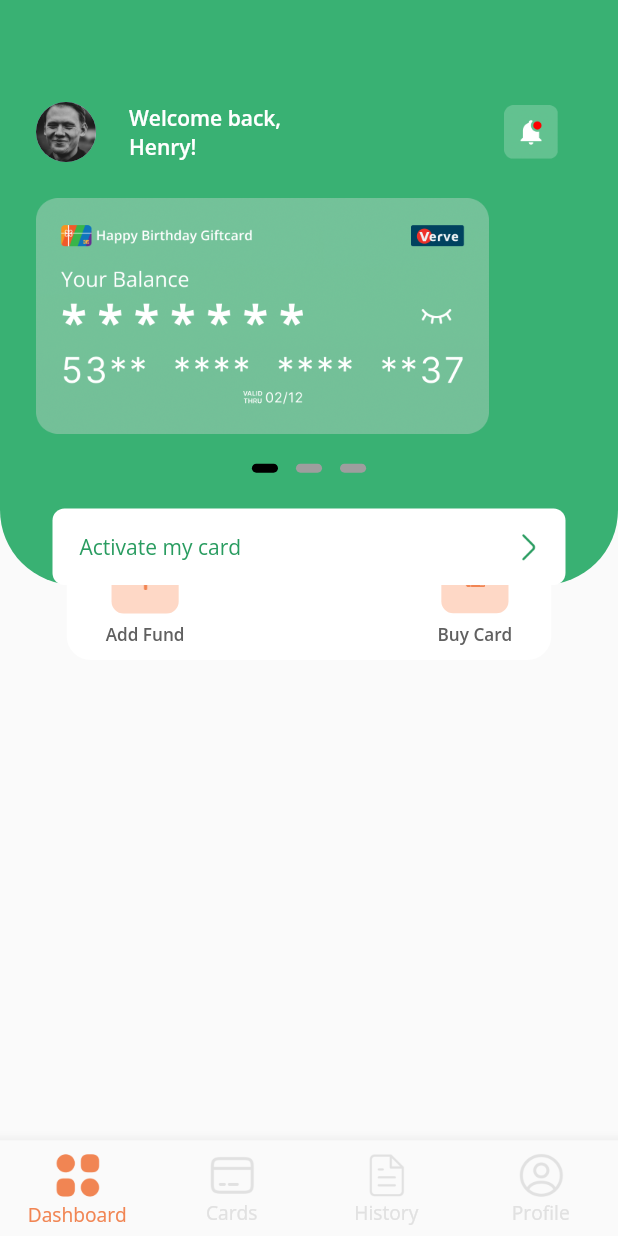
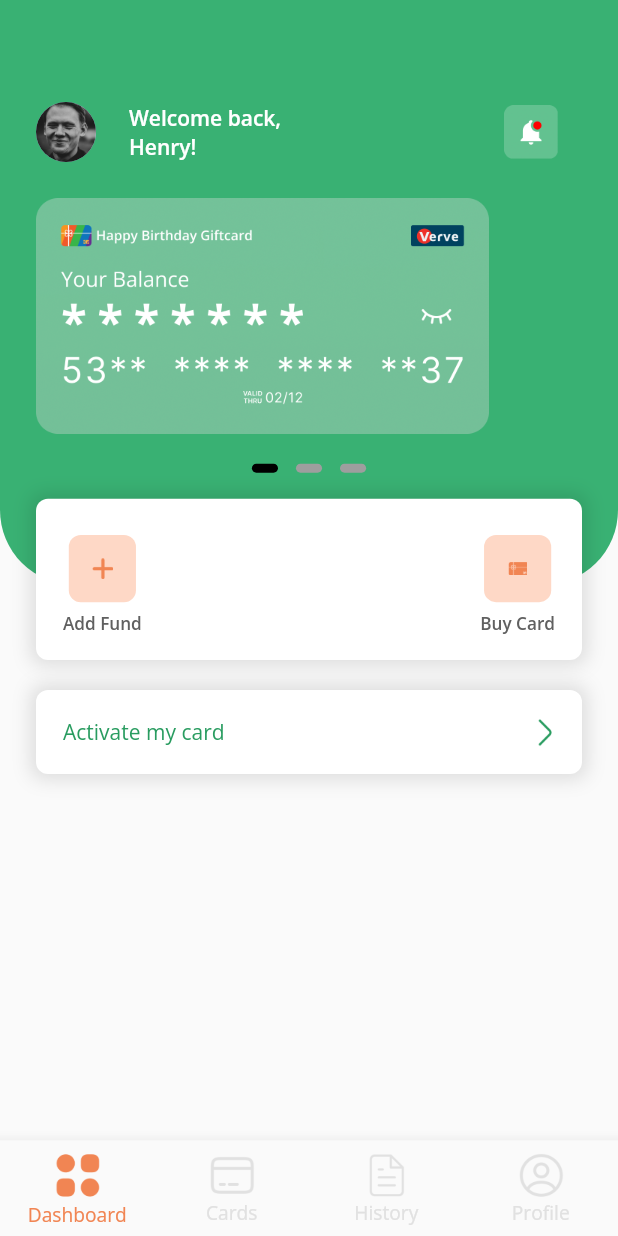
Before and after one commit to Olajide61/emeraldnew_project, a Flutter app: the HomeScreen screen opened directly, on a phone screen of 412 x 824 dp. Run offline on Flutter 3.47's test engine with Material 2 defaults, Android fonts, the phone set to English and light mode, and no system bars; our stand-ins replace google_fonts, pinput.

Commit message:
aligned button with add fund cards

```diff
--- a/lib/views/home/pages/dash.dart
+++ b/lib/views/home/pages/dash.dart
@@ -1,12 +1,11 @@
-import 'package:emerald_newproject/views/home/kyc_view.dart';
 import 'package:emerald_newproject/views/home/notification.dart';
 import 'package:emerald_newproject/views/home/pages/cards/cardcategory/group.dart';
 import 'package:emerald_newproject/views/home/pages/cards/cardcategory/individual.dart';
 import 'package:emerald_newproject/views/widgets/color.dart';
 import 'package:flutter/material.dart';
 import 'package:google_fonts/google_fonts.dart';
-import 'package:smooth_page_indicator/smooth_page_indicator.dart';
-import 'package:carousel_slider/carousel_slider.dart';
+
+import '../kyc_view.dart';
 
 class DashboardPage extends StatefulWidget {
   const DashboardPage({super.key});
@@ -20,7 +19,10 @@ int _currentPage = 0;
 class _DashboardPageState extends State<DashboardPage> {
   @override
   Widget build(BuildContext context) {
-    return Stack(
+    return SingleChildScrollView(
+      child: Column(
+        children: [
+          Stack(
             clipBehavior: Clip.none,
             alignment: Alignment.bottomCenter,
             children: [
@@ -136,20 +138,22 @@ class _DashboardPageState extends State<DashboardPage> {
               ),
               Positioned(
                 bottom: -50,
-          child: Column(
-            children: [
-              Container(
+                left: 0,
+                right: 0,
+                child: Container(
                   decoration: BoxDecoration(
-                  borderRadius: BorderRadius.circular(16),
+                      borderRadius: BorderRadius.circular(8),
                       color: AppColors.white,
-                ),
-                height: 92,
-                width: 323.05,
-                child: Padding(
-                  padding: const EdgeInsets.all(8.0),
-                  child: Column(
-                    children: [
-                      Row(
+                      boxShadow: const [
+                        BoxShadow(
+                          color: Colors.black12,
+                          blurRadius: 10,
+                          spreadRadius: 3,
+                        )
+                      ]),
+                  padding: const EdgeInsets.symmetric(vertical: 16),
+                  margin: const EdgeInsets.symmetric(horizontal: 24),
+                  child: Row(
                     children: [
                       Padding(
                         padding: const EdgeInsets.only(left: 18, top: 8.17),
@@ -182,14 +186,12 @@ class _DashboardPageState extends State<DashboardPage> {
                                               children: [
                                                 Text(
                                                   'Add Fund',
-                                                      style:
-                                                          GoogleFonts.openSans(
+                                                  style: GoogleFonts.openSans(
                                                     textStyle: TextStyle(
                                                       fontSize: 20,
                                                       fontWeight:
                                                           FontWeight.w700,
-                                                          color:
-                                                              AppColors.black,
+                                                      color: AppColors.black,
                                                     ),
                                                   ),
                                                 ),
@@ -214,8 +216,7 @@ class _DashboardPageState extends State<DashboardPage> {
                                               style: GoogleFonts.openSans(
                                                 textStyle: TextStyle(
                                                   fontSize: 16,
-                                                      fontWeight:
-                                                          FontWeight.w600,
+                                                  fontWeight: FontWeight.w600,
                                                   color: AppColors.darkGrey,
                                                 ),
                                               ),
@@ -235,14 +236,12 @@ class _DashboardPageState extends State<DashboardPage> {
                                                 ),
                                                 Text(
                                                   'Pay with Card',
-                                                      style:
-                                                          GoogleFonts.openSans(
+                                                  style: GoogleFonts.openSans(
                                                     textStyle: TextStyle(
                                                       fontSize: 14,
                                                       fontWeight:
                                                           FontWeight.w600,
-                                                          color:
-                                                              AppColors.black,
+                                                      color: AppColors.black,
                                                     ),
                                                   ),
                                                 ),
@@ -258,8 +257,8 @@ class _DashboardPageState extends State<DashboardPage> {
                                               height: 20.5,
                                             ),
                                             const Padding(
-                                                  padding: EdgeInsets.only(
-                                                      right: 43),
+                                              padding:
+                                                  EdgeInsets.only(right: 43),
                                               child: Divider(),
                                             ),
                                             Row(
@@ -274,14 +273,12 @@ class _DashboardPageState extends State<DashboardPage> {
                                                 ),
                                                 Text(
                                                   'Pay with Transfer',
-                                                      style:
-                                                          GoogleFonts.openSans(
+                                                  style: GoogleFonts.openSans(
                                                     textStyle: TextStyle(
                                                       fontSize: 14,
                                                       fontWeight:
                                                           FontWeight.w600,
-                                                          color:
-                                                              AppColors.black,
+                                                      color: AppColors.black,
                                                     ),
                                                   ),
                                                 ),
@@ -317,9 +314,7 @@ class _DashboardPageState extends State<DashboardPage> {
                                 ),
                               ),
                             ),
-                                const SizedBox(
-                                  height: 6.54,
-                                ),
+                            const SizedBox(height: 6.54),
                             Text(
                               'Add Fund',
                               style: GoogleFonts.openSans(
@@ -365,14 +360,12 @@ class _DashboardPageState extends State<DashboardPage> {
                                               children: [
                                                 Text(
                                                   'Giftcard Category',
-                                                      style:
-                                                          GoogleFonts.openSans(
+                                                  style: GoogleFonts.openSans(
                                                     textStyle: TextStyle(
                                                       fontSize: 20,
                                                       fontWeight:
                                                           FontWeight.w700,
-                                                          color:
-                                                              AppColors.black,
+                                                      color: AppColors.black,
                                                     ),
                                                   ),
                                                 ),
@@ -397,8 +390,7 @@ class _DashboardPageState extends State<DashboardPage> {
                                               style: GoogleFonts.openSans(
                                                 textStyle: TextStyle(
                                                   fontSize: 16,
-                                                      fontWeight:
-                                                          FontWeight.w600,
+                                                  fontWeight: FontWeight.w600,
                                                   color: AppColors.darkGrey,
                                                 ),
                                               ),
@@ -419,19 +411,18 @@ class _DashboardPageState extends State<DashboardPage> {
                                               child: Row(
                                                 children: [
                                                   Container(
-                                                        decoration:
-                                                            BoxDecoration(
+                                                    decoration: BoxDecoration(
                                                       borderRadius:
-                                                              BorderRadius
-                                                                  .circular(8),
+                                                          BorderRadius.circular(
+                                                              8),
                                                       color: AppColors.pink,
                                                     ),
                                                     height: 44.774,
                                                     width: 44.774,
                                                     child: Padding(
                                                       padding:
-                                                              const EdgeInsets
-                                                                  .all(10.0),
+                                                          const EdgeInsets.all(
+                                                              10.0),
                                                       child: Image.asset(
                                                         'assets/images/auser.png',
                                                         height: 24,
@@ -451,14 +442,12 @@ class _DashboardPageState extends State<DashboardPage> {
                                                         'Individual Gift Card',
                                                         style: GoogleFonts
                                                             .openSans(
-                                                              textStyle:
-                                                                  TextStyle(
+                                                          textStyle: TextStyle(
                                                             fontSize: 14.15,
                                                             fontWeight:
-                                                                    FontWeight
-                                                                        .w700,
-                                                                color: AppColors
-                                                                    .black,
+                                                                FontWeight.w700,
+                                                            color:
+                                                                AppColors.black,
                                                           ),
                                                         ),
                                                       ),
@@ -466,13 +455,10 @@ class _DashboardPageState extends State<DashboardPage> {
                                                         'Get a giftcard for your friends/family',
                                                         style: GoogleFonts
                                                             .openSans(
-                                                              textStyle:
-                                                                  TextStyle(
-                                                                fontSize:
-                                                                    11.496,
+                                                          textStyle: TextStyle(
+                                                            fontSize: 11.496,
                                                             fontWeight:
-                                                                    FontWeight
-                                                                        .w400,
+                                                                FontWeight.w400,
                                                             color: AppColors
                                                                 .blackbb,
                                                           ),
@@ -493,8 +479,8 @@ class _DashboardPageState extends State<DashboardPage> {
                                               height: 20.5,
                                             ),
                                             const Padding(
-                                                  padding: EdgeInsets.only(
-                                                      right: 43),
+                                              padding:
+                                                  EdgeInsets.only(right: 43),
                                               child: Divider(),
                                             ),
                                             InkWell(
@@ -511,20 +497,18 @@ class _DashboardPageState extends State<DashboardPage> {
                                               child: Row(
                                                 children: [
                                                   Container(
-                                                        decoration:
-                                                            BoxDecoration(
+                                                    decoration: BoxDecoration(
                                                       borderRadius:
-                                                              BorderRadius
-                                                                  .circular(8),
-                                                          color:
-                                                              AppColors.purple,
+                                                          BorderRadius.circular(
+                                                              8),
+                                                      color: AppColors.purple,
                                                     ),
                                                     height: 44.774,
                                                     width: 44.774,
                                                     child: Padding(
                                                       padding:
-                                                              const EdgeInsets
-                                                                  .all(10.0),
+                                                          const EdgeInsets.all(
+                                                              10.0),
                                                       child: Image.asset(
                                                         'assets/images/users.png',
                                                         height: 24,
@@ -544,14 +528,12 @@ class _DashboardPageState extends State<DashboardPage> {
                                                         'Group Gift Card',
                                                         style: GoogleFonts
                                                             .openSans(
-                                                              textStyle:
-                                                                  TextStyle(
+                                                          textStyle: TextStyle(
                                                             fontSize: 14.15,
                                                             fontWeight:
-                                                                    FontWeight
-                                                                        .w700,
-                                                                color: AppColors
-                                                                    .black,
+                                                                FontWeight.w700,
+                                                            color:
+                                                                AppColors.black,
                                                           ),
                                                         ),
                                                       ),
@@ -559,12 +541,10 @@ class _DashboardPageState extends State<DashboardPage> {
                                                         'Make a donation towards an event',
                                                         style: GoogleFonts
                                                             .openSans(
-                                                              textStyle:
-                                                                  TextStyle(
+                                                          textStyle: TextStyle(
                                                             fontSize: 11.5,
                                                             fontWeight:
-                                                                    FontWeight
-                                                                        .w400,
+                                                                FontWeight.w400,
                                                             color: AppColors
                                                                 .blackbb,
                                                           ),
@@ -623,14 +603,25 @@ class _DashboardPageState extends State<DashboardPage> {
                       ),
                     ],
                   ),
-                    ],
-                  ),
                 ),
               ),
             ],
           ),
-        ),
-        InkWell(
+          SizedBox(height: 70),
+          Container(
+            padding: const EdgeInsets.symmetric(vertical: 16),
+            margin: const EdgeInsets.symmetric(horizontal: 24),
+            decoration: BoxDecoration(
+                borderRadius: BorderRadius.circular(8),
+                color: AppColors.white,
+                boxShadow: const [
+                  BoxShadow(
+                    color: Colors.black12,
+                    blurRadius: 10,
+                    spreadRadius: 3,
+                  )
+                ]),
+            child: InkWell(
               onTap: () {
                 Navigator.push(
                   context,
@@ -639,13 +630,6 @@ class _DashboardPageState extends State<DashboardPage> {
                   }),
                 );
               },
-          child: Container(
-            decoration: BoxDecoration(
-              borderRadius: BorderRadius.circular(8),
-              color: AppColors.white,
-            ),
-            height: 51,
-            width: 342,
               child: Padding(
                 padding: const EdgeInsets.only(left: 18, right: 13),
                 child: Row(
@@ -673,6 +657,7 @@ class _DashboardPageState extends State<DashboardPage> {
             ),
           ),
         ],
+      ),
     );
   }
 
```
Lines whose indentation alone changed are shown as unchanged.
